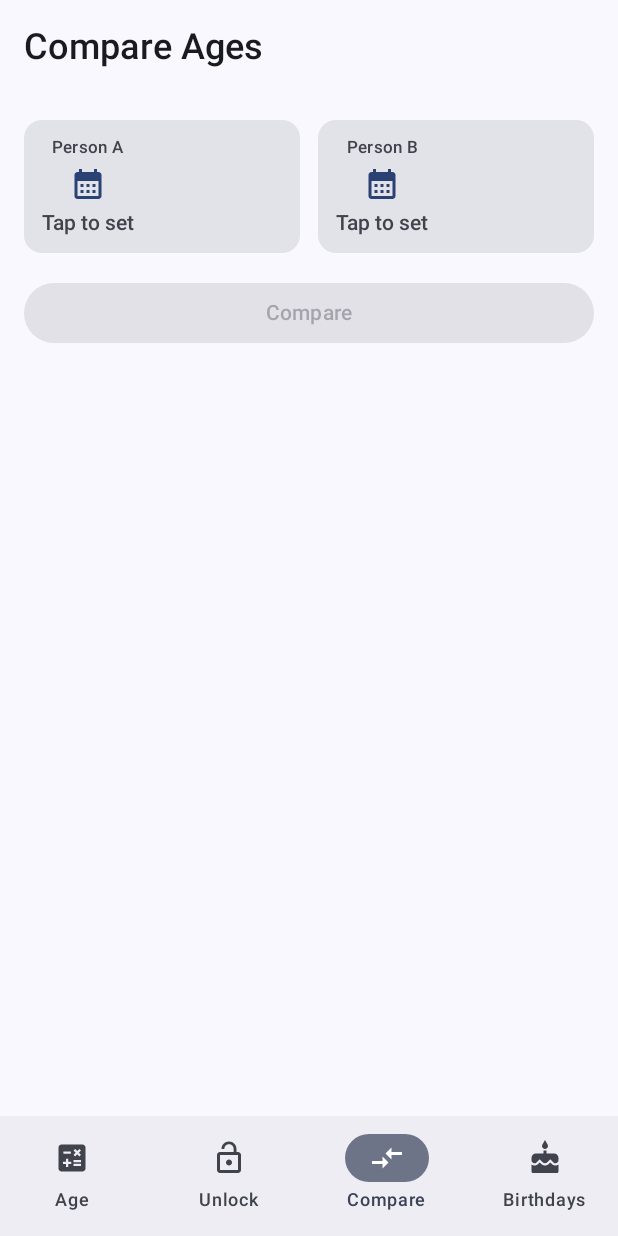
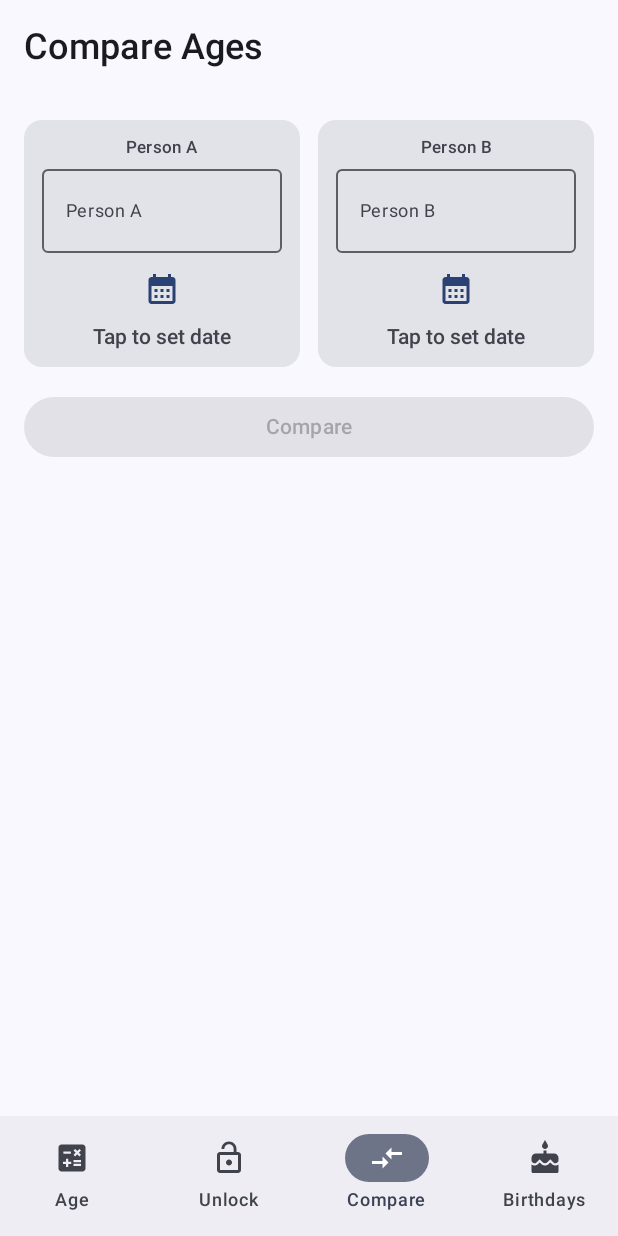
Before and after one commit to willowvibe/CosmicId, an Android app built with Jetpack Compose: the CompareScreen screen opened through its navigation route, on a phone screen of 412 x 824 dp. Run offline under Robolectric (Android 15) with nearby library versions, the phone set to English and light mode, and no system bars; our stand-ins replace AdMob, Dagger/Hilt's generated code; Roboto replaces fonts that are not available here; 1 statement that could not run was skipped.

Commit message:
feat: add name input fields for Person A and Person B in Compare screen
Users can now type custom names for each person; the name is used in the
result label ("Alice is older by…" instead of "Person A is older by…").
Name defaults back to "Person A"/"Person B" when left blank.

https://claude.ai/code/session_01HxCwC2CjP1HvEG7wAFxwkH

```diff
--- a/app/src/main/java/com/willowvibe/agereveal/ui/screen/CompareScreen.kt
+++ b/app/src/main/java/com/willowvibe/agereveal/ui/screen/CompareScreen.kt
@@ -18,6 +18,7 @@ import androidx.compose.material3.DatePickerDialog
 import androidx.compose.material3.ExperimentalMaterial3Api
 import androidx.compose.material3.Icon
 import androidx.compose.material3.MaterialTheme
+import androidx.compose.material3.OutlinedTextField
 import androidx.compose.material3.Scaffold
 import androidx.compose.material3.SnackbarHost
 import androidx.compose.material3.SnackbarHostState
@@ -91,14 +92,18 @@ fun CompareScreen(
                 PersonDateCard(
                     modifier = Modifier.weight(1f),
                     label = "Person A",
+                    name = uiState.labelA.takeIf { it != "Person A" } ?: "",
+                    onNameChanged = { viewModel.onPersonANameChanged(it) },
                     selectedDate = uiState.dateA,
-                    onDateSelected = { viewModel.onPersonADateSelected(it) },
+                    onDateSelected = { viewModel.onPersonADateSelected(it, uiState.labelA) },
                 )
                 PersonDateCard(
                     modifier = Modifier.weight(1f),
                     label = "Person B",
+                    name = uiState.labelB.takeIf { it != "Person B" } ?: "",
+                    onNameChanged = { viewModel.onPersonBNameChanged(it) },
                     selectedDate = uiState.dateB,
-                    onDateSelected = { viewModel.onPersonBDateSelected(it) },
+                    onDateSelected = { viewModel.onPersonBDateSelected(it, uiState.labelB) },
                 )
             }
 
@@ -129,6 +134,8 @@ fun CompareScreen(
 private fun PersonDateCard(
     modifier: Modifier = Modifier,
     label: String,
+    name: String,
+    onNameChanged: (String) -> Unit,
     selectedDate: LocalDate?,
     onDateSelected: (LocalDate) -> Unit,
 ) {
@@ -162,28 +169,43 @@ private fun PersonDateCard(
         }
     }
 
-    Card(
-        modifier = modifier.clickable { showDialog = true },
-    ) {
+    Card(modifier = modifier) {
         Column(
             modifier = Modifier.padding(12.dp),
             horizontalAlignment = Alignment.CenterHorizontally,
-            verticalArrangement = Arrangement.spacedBy(6.dp),
+            verticalArrangement = Arrangement.spacedBy(8.dp),
         ) {
             Text(
                 label,
                 style = MaterialTheme.typography.labelSmall,
                 color = MaterialTheme.colorScheme.onSurfaceVariant,
             )
-            Icon(
-                Icons.Default.CalendarMonth,
-                contentDescription = "Select date for $label",
-                tint = MaterialTheme.colorScheme.primary,
+            OutlinedTextField(
+                value = name,
+                onValueChange = onNameChanged,
+                placeholder = { Text(label, style = MaterialTheme.typography.bodySmall) },
+                singleLine = true,
+                modifier = Modifier.fillMaxWidth(),
+                textStyle = MaterialTheme.typography.bodySmall,
             )
+            Row(
+                modifier = Modifier
+                    .fillMaxWidth()
+                    .clickable { showDialog = true }
+                    .padding(vertical = 4.dp),
+                horizontalArrangement = Arrangement.Center,
+                verticalAlignment = Alignment.CenterVertically,
+            ) {
+                Icon(
+                    Icons.Default.CalendarMonth,
+                    contentDescription = "Select date for $label",
+                    tint = MaterialTheme.colorScheme.primary,
+                )
+            }
             Text(
                 text = selectedDate
                     ?.format(DateTimeFormatter.ofLocalizedDate(FormatStyle.MEDIUM))
-                    ?: "Tap to set",
+                    ?: "Tap to set date",
                 style = MaterialTheme.typography.bodyMedium,
                 color = if (selectedDate != null) MaterialTheme.colorScheme.onSurface
                         else MaterialTheme.colorScheme.onSurfaceVariant,
--- a/app/src/main/java/com/willowvibe/agereveal/ui/viewmodel/CompareViewModel.kt
+++ b/app/src/main/java/com/willowvibe/agereveal/ui/viewmodel/CompareViewModel.kt
@@ -32,6 +32,10 @@ class CompareViewModel @Inject constructor() : ViewModel() {
 
     private val _uiState = MutableStateFlow(CompareUiState())
     val uiState: StateFlow<CompareUiState> = _uiState.asStateFlow()
+
+    fun onPersonANameChanged(name: String) = _uiState.update { it.copy(labelA = name.ifBlank { "Person A" }) }
+
+    fun onPersonBNameChanged(name: String) = _uiState.update { it.copy(labelB = name.ifBlank { "Person B" }) }
 
     fun onPersonADateSelected(date: LocalDate, label: String = "Person A") {
         if (date.isAfter(LocalDate.now())) {
```
